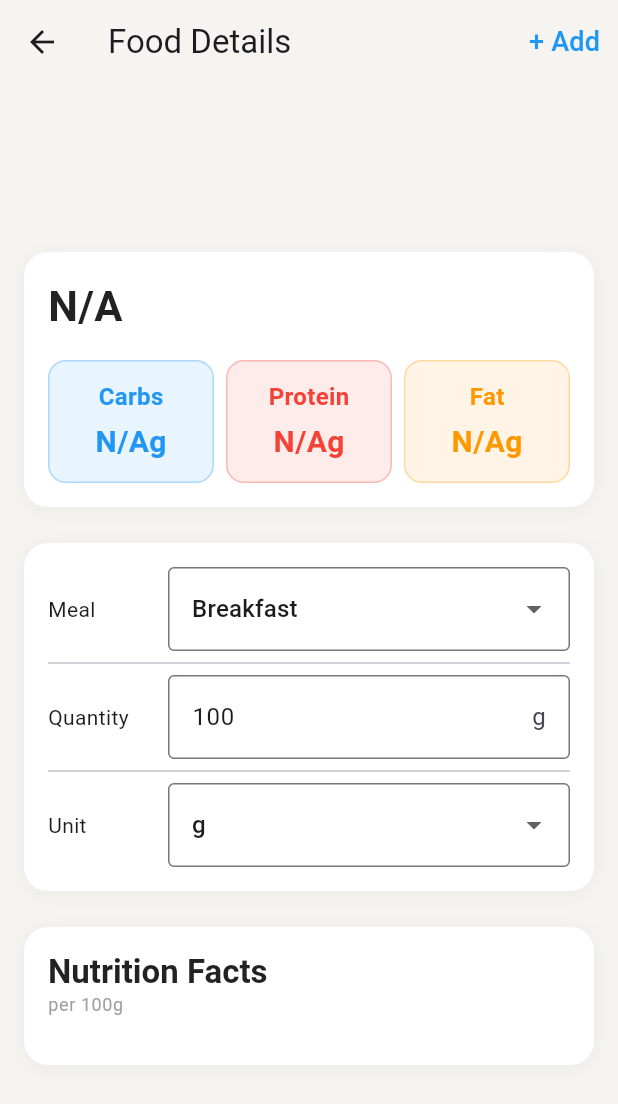
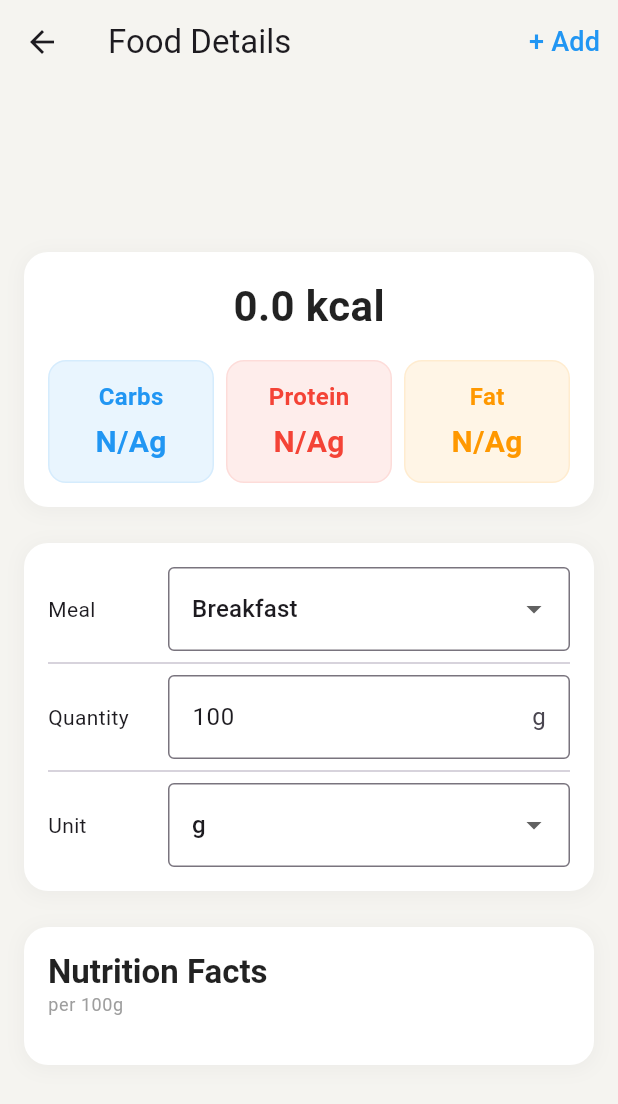
Before and after one commit to Sharathchenna/MacroBalance, a Flutter app: the FoodDetailPage screen opened directly with empty values, on a phone screen of 412 x 824 dp. Shown: the top 1104 px of the screen. Run offline on Flutter 3.47's test engine with Material 3 defaults, Android fonts, the phone set to English and light mode, and no system bars; our stand-ins replace camera, flutter_svg, google_fonts, google_generative_ai, google_sign_in, numberpicker and 2 more; missing offline and left inert: app_settings, google_mlkit_barcode_scanning, health, supabase_auth_ui; accounts and stored records are empty.

Commit message:
food detail page : small bug fixes

```diff
--- a/lib/screens/foodDetail.dart
+++ b/lib/screens/foodDetail.dart
@@ -18,9 +18,9 @@ class MacroCard extends StatelessWidget {
     return Container(
       padding: const EdgeInsets.symmetric(horizontal: 16, vertical: 12),
       decoration: BoxDecoration(
-        color: color.withOpacity(0.1),
+        color: color.withAlpha(25),
         borderRadius: BorderRadius.circular(12),
-        border: Border.all(color: color.withOpacity(0.3)),
+        border: Border.all(color: color.withAlpha(25)),
       ),
       child: Column(
         children: [
@@ -90,7 +90,7 @@ class _FoodDetailPageState extends State<FoodDetailPage> {
   // Returns the recalculated nutrient value as a formatted string, or "N/A" if not available.
   String getNutrientValue(String nutrientKey) {
     final nutrientPer100 = widget.food.nutrients[nutrientKey];
-    if (nutrientPer100 == null || nutrientPer100 == 0) {
+    if (nutrientPer100 == null) {
       return "N/A";
     }
     final convertedQty = getConvertedQuantity();
@@ -151,7 +151,7 @@ class _FoodDetailPageState extends State<FoodDetailPage> {
                     borderRadius: BorderRadius.circular(16),
                     boxShadow: [
                       BoxShadow(
-                        color: Colors.grey.withOpacity(0.1),
+                        color: Colors.grey.withAlpha(25),
                         spreadRadius: 1,
                         blurRadius: 10,
                         offset: const Offset(0, 2),
@@ -161,15 +161,18 @@ class _FoodDetailPageState extends State<FoodDetailPage> {
                   child: Column(
                     crossAxisAlignment: CrossAxisAlignment.start,
                     children: [
-                      Text(
+                      Center(
+                        child: Text(
                           (() {
-                          String energy = getNutrientValue("Energy");
-                          return energy != "N/A" ? "$energy kcal" : "N/A";
+                            String energy = food.calories.toString();
+                            // return energy != "N/A" ? "$energy kcal" : "N/A";
+                            return energy = "$energy kcal";
                           }()),
                           style: const TextStyle(
                             fontSize: 28,
                             fontWeight: FontWeight.bold,
                             color: Colors.black87,
+                          ),
                         ),
                       ),
                       const SizedBox(height: 16),
@@ -215,7 +218,8 @@ class _FoodDetailPageState extends State<FoodDetailPage> {
                     borderRadius: BorderRadius.circular(16),
                     boxShadow: [
                       BoxShadow(
-                        color: Colors.grey.withOpacity(0.1),
+                        color: Colors.grey.withAlpha(
+                            25), // Using withAlpha instead of withOpacity
                         spreadRadius: 1,
                         blurRadius: 10,
                         offset: const Offset(0, 2),
@@ -328,7 +332,7 @@ class _FoodDetailPageState extends State<FoodDetailPage> {
                     borderRadius: BorderRadius.circular(16),
                     boxShadow: [
                       BoxShadow(
-                        color: Colors.grey.withOpacity(0.1),
+                        color: Colors.grey.withAlpha(25),
                         spreadRadius: 1,
                         blurRadius: 10,
                         offset: const Offset(0, 2),
```
Lines whose indentation alone changed are shown as unchanged.
